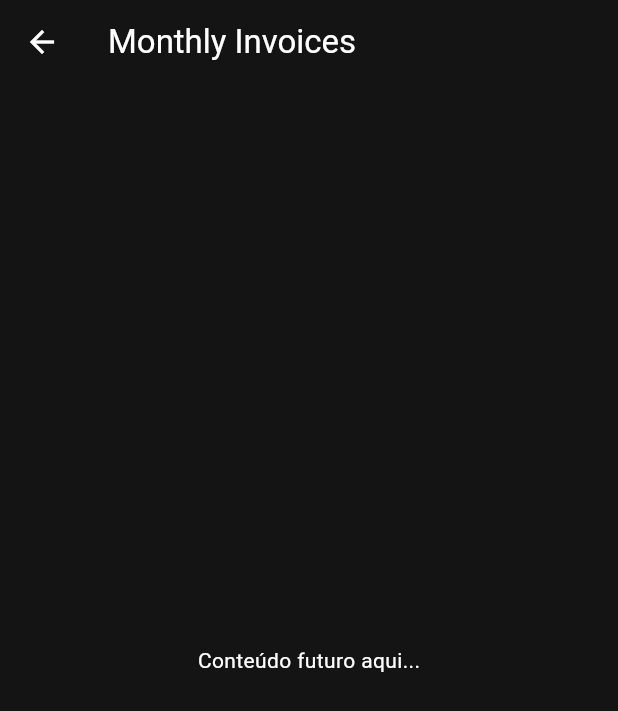
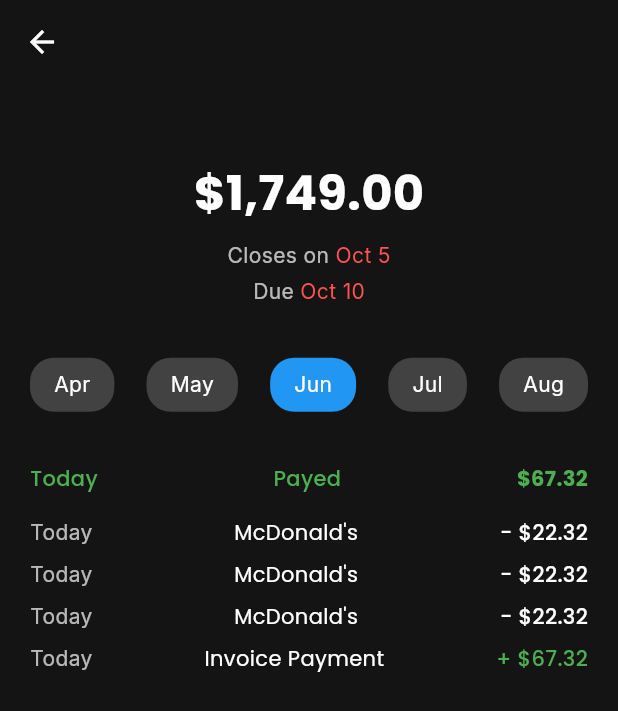
Before and after one commit to pupozin/financia, a Flutter app: the MonthlyInvoicesScreen screen opened directly, on a phone screen of 412 x 824 dp. Shown: the top 711 px of the screen. Run offline on Flutter 3.47's test engine with Material 3 defaults, Android fonts, the phone set to English and light mode, and no system bars; our stand-ins replace font_awesome_flutter, google_fonts, shared_preferences; accounts and stored records are empty.

Commit message:
Montlhy invoice frontend done

```diff
--- a/frontend/lib/screens/monthly-invoices-screen.dart
+++ b/frontend/lib/screens/monthly-invoices-screen.dart
@@ -1,23 +1,173 @@
 import 'package:flutter/material.dart';
+import 'package:google_fonts/google_fonts.dart';
 
-class MonthlyInvoicesScreen extends StatelessWidget {
+class MonthlyInvoicesScreen extends StatefulWidget {
   const MonthlyInvoicesScreen({super.key});
 
   @override
+  State<MonthlyInvoicesScreen> createState() => _MonthlyInvoicesScreenState();
+}
+
+class _MonthlyInvoicesScreenState extends State<MonthlyInvoicesScreen> {
+  final List<String> months = [
+    'Jan', 'Feb', 'Mar', 'Apr', 'May', 'Jun',
+    'Jul', 'Aug', 'Sep', 'Oct', 'Nov', 'Dec'
+  ];
+  int currentYear = DateTime.now().year;
+  int selectedIndex = DateTime.now().month - 1;
+
+  @override
   Widget build(BuildContext context) {
+    final visibleMonths = _getVisibleMonths();
+    final selectedMonth = months[selectedIndex % 12];
+    final transactions = _getMockTransactionsFor(selectedMonth);
+
+    final double totalPaid = transactions
+        .where((t) => t['type'] == 'payment')
+        .fold(0.0, (sum, t) => sum + (t['amount'] as double));
+
     return Scaffold(
-      backgroundColor: const Color.fromARGB(255, 20, 20, 20),
+      backgroundColor: const Color(0xFF141414),
       appBar: AppBar(
-        backgroundColor: const Color.fromARGB(255, 20, 20, 20),
+        backgroundColor: const Color(0xFF141414),
         foregroundColor: Colors.white,
-        title: const Text('Monthly Invoices'),
+        elevation: 0,
       ),
-      body: const Center(
-        child: Text(
-          'Conteúdo futuro aqui...',
-          style: TextStyle(color: Colors.white),
+      body: Padding(
+        padding: const EdgeInsets.symmetric(horizontal: 20),
+        child: Column(
+          crossAxisAlignment: CrossAxisAlignment.center,
+          children: [
+            const SizedBox(height: 50),
+            Text(
+              '\$1,749.00',
+              style: GoogleFonts.poppins(
+                color: Colors.white,
+                fontSize: 32,
+                fontWeight: FontWeight.bold,
+              ),
+            ),
+            const SizedBox(height: 8),
+            Row(
+              mainAxisAlignment: MainAxisAlignment.center,
+              children: [
+                Text('Closes on ', style: GoogleFonts.inter(color: Colors.white70)),
+                Text('Oct 5', style: GoogleFonts.inter(color: Colors.redAccent)),
+              ],
+            ),
+            const SizedBox(height: 4),
+            Row(
+              mainAxisAlignment: MainAxisAlignment.center,
+              children: [
+                Text('Due ', style: GoogleFonts.inter(color: Colors.white70)),
+                Text('Oct 10', style: GoogleFonts.inter(color: Colors.redAccent)),
+              ],
+            ),
+            const SizedBox(height: 30),
+            SizedBox(
+              height: 45,
+              child: Row(
+                mainAxisAlignment: MainAxisAlignment.spaceBetween,
+                children: List.generate(visibleMonths.length, (i) {
+                  final realIndex = visibleMonths[i]['index'];
+                  final isSelected = realIndex == selectedIndex;
+                  return GestureDetector(
+                    onTap: () => setState(() {
+                      selectedIndex = realIndex;
+                      if (selectedIndex >= 12) {
+                        selectedIndex %= 12;
+                        currentYear++;
+                      } else if (selectedIndex < 0) {
+                        selectedIndex += 12;
+                        currentYear--;
+                      }
+                    }),
+                    child: Container(
+                      padding: const EdgeInsets.symmetric(horizontal: 16, vertical: 8),
+                      decoration: BoxDecoration(
+                        color: isSelected ? Colors.blue : Colors.grey[800],
+                        borderRadius: BorderRadius.circular(16),
+                      ),
+                      child: Text(
+                        visibleMonths[i]['label'],
+                        style: GoogleFonts.inter(color: Colors.white),
+                      ),
+                    ),
+                  );
+                }),
+              ),
+            ),
+            const SizedBox(height: 30),
+            Row(
+              mainAxisAlignment: MainAxisAlignment.spaceBetween,
+              children: [
+                Text('Today', style: GoogleFonts.poppins(color: Colors.green, fontWeight: FontWeight.w500)),
+                Text('Payed', style: GoogleFonts.poppins(color: Colors.green, fontWeight: FontWeight.w500)),
+                Text('\$${totalPaid.toStringAsFixed(2)}', style: GoogleFonts.poppins(color: Colors.green, fontWeight: FontWeight.bold)),
+              ],
+            ),
+            const SizedBox(height: 12),
+            Expanded(
+              child: ListView.builder(
+                itemCount: transactions.length,
+                itemBuilder: (context, index) {
+                  final tx = transactions[index];
+                  final isPayment = tx['type'] == 'payment';
+                  return Padding(
+                    padding: const EdgeInsets.symmetric(vertical: 4),
+                    child: Row(
+                      mainAxisAlignment: MainAxisAlignment.spaceBetween,
+                      children: [
+                        Text('Today', style: GoogleFonts.inter(color: Colors.white70)),
+                        Text(tx['title'], style: GoogleFonts.poppins(color: Colors.white)),
+                        Text(
+                          '${isPayment ? '+ ' : '- '}\$${tx['amount'].toStringAsFixed(2)}',
+                          style: GoogleFonts.poppins(
+                            color: isPayment ? Colors.green : Colors.white,
+                            fontWeight: FontWeight.w500,
+                          ),
+                        ),
+                      ],
+                    ),
+                  );
+                },
+              ),
+            )
+          ],
         ),
       ),
     );
   }
+
+  List<Map<String, dynamic>> _getVisibleMonths() {
+    int start = selectedIndex - 2;
+    List<Map<String, dynamic>> result = [];
+    for (int i = 0; i < 5; i++) {
+      int index = start + i;
+      int adjustedIndex = index;
+      int year = currentYear;
+      if (index >= 12) {
+        adjustedIndex = index % 12;
+        year += index ~/ 12;
+      } else if (index < 0) {
+        adjustedIndex = (index + 12) % 12;
+        year -= ((-index - 1) ~/ 12) + 1;
+      }
+      result.add({
+        'label': months[adjustedIndex],
+        'index': adjustedIndex,
+        'year': year
+      });
+    }
+    return result;
+  }
+
+  List<Map<String, dynamic>> _getMockTransactionsFor(String month) {
+    return [
+      {'title': 'McDonald\'s', 'amount': 22.32, 'type': 'expense'},
+      {'title': 'McDonald\'s', 'amount': 22.32, 'type': 'expense'},
+      {'title': 'McDonald\'s', 'amount': 22.32, 'type': 'expense'},
+      {'title': 'Invoice Payment', 'amount': 67.32, 'type': 'payment'},
+    ];
+  }
 }
```
Also changed, not shown: frontend/pubspec.lock.
